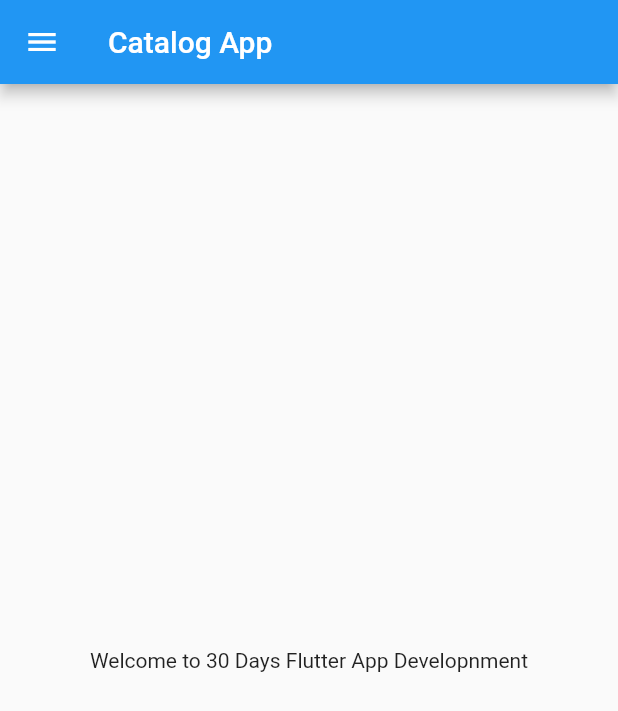
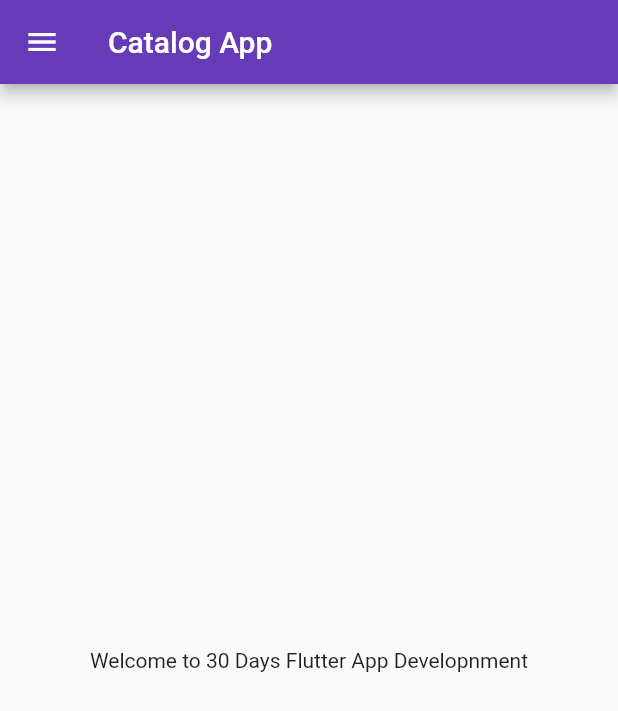
Before and after one commit to Meetpatil03/CatlogApp, a Flutter app: the screen it shows after launch, on a phone screen of 412 x 824 dp. Shown: the top 711 px of the screen. Run offline on Flutter 3.47's test engine with Material 2 defaults, Android fonts, the phone set to English and light mode, and no system bars.

Commit message:
Day 3 completed

```diff
--- a/lib/main.dart
+++ b/lib/main.dart
@@ -1,4 +1,5 @@
-import 'package:firstapp/home_page.dart';
+import 'package:firstapp/pages/home_page.dart';
+import 'package:firstapp/pages/login_page.dart';
 import 'package:flutter/material.dart';
 
 void main() {
@@ -11,7 +12,16 @@ class MyApp extends StatelessWidget {
   @override
   Widget build(BuildContext context) {
     return MaterialApp(
-      home: HomePage(),
+      // home: HomePage(),
+      themeMode: ThemeMode.light,
+      theme: ThemeData(primarySwatch: Colors.deepPurple),
+      darkTheme: ThemeData(brightness: Brightness.dark),
+      initialRoute: "/home",
+      routes: {
+        "/": (context) => LoginPage(),
+        "/home": (context) => HomePage(),
+        "/login": (context) => LoginPage(),
+      },
     );
   }
 }
```
Also changed, not shown: lib/pages/login_page.dart (added, +21 -0 lines), lib/pages/home_page.dart (renamed from lib/home_page.dart).
